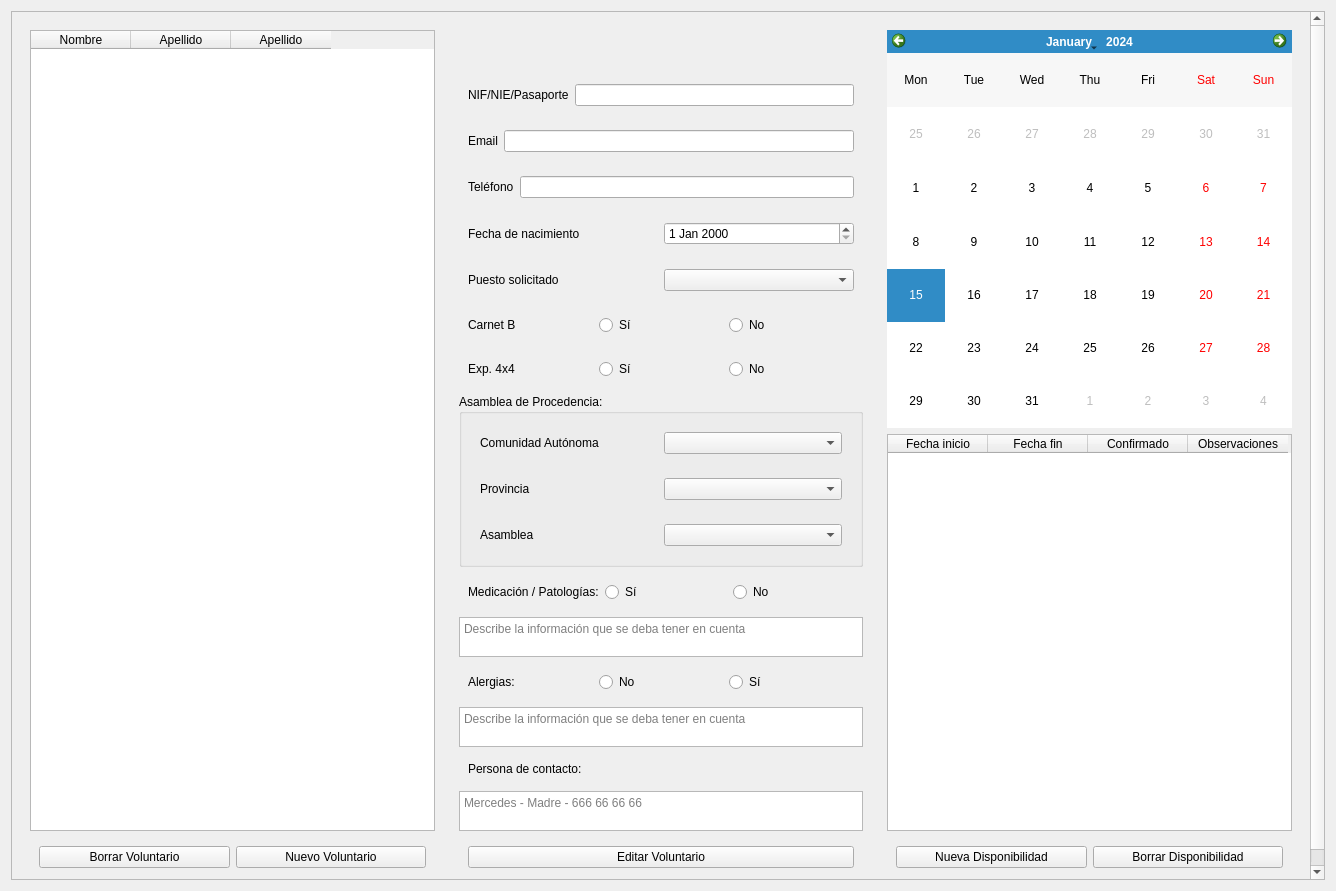
Old version of the form src/ui/pages/volunteer_page.ui in the repository BeCuber/Turnomatic.
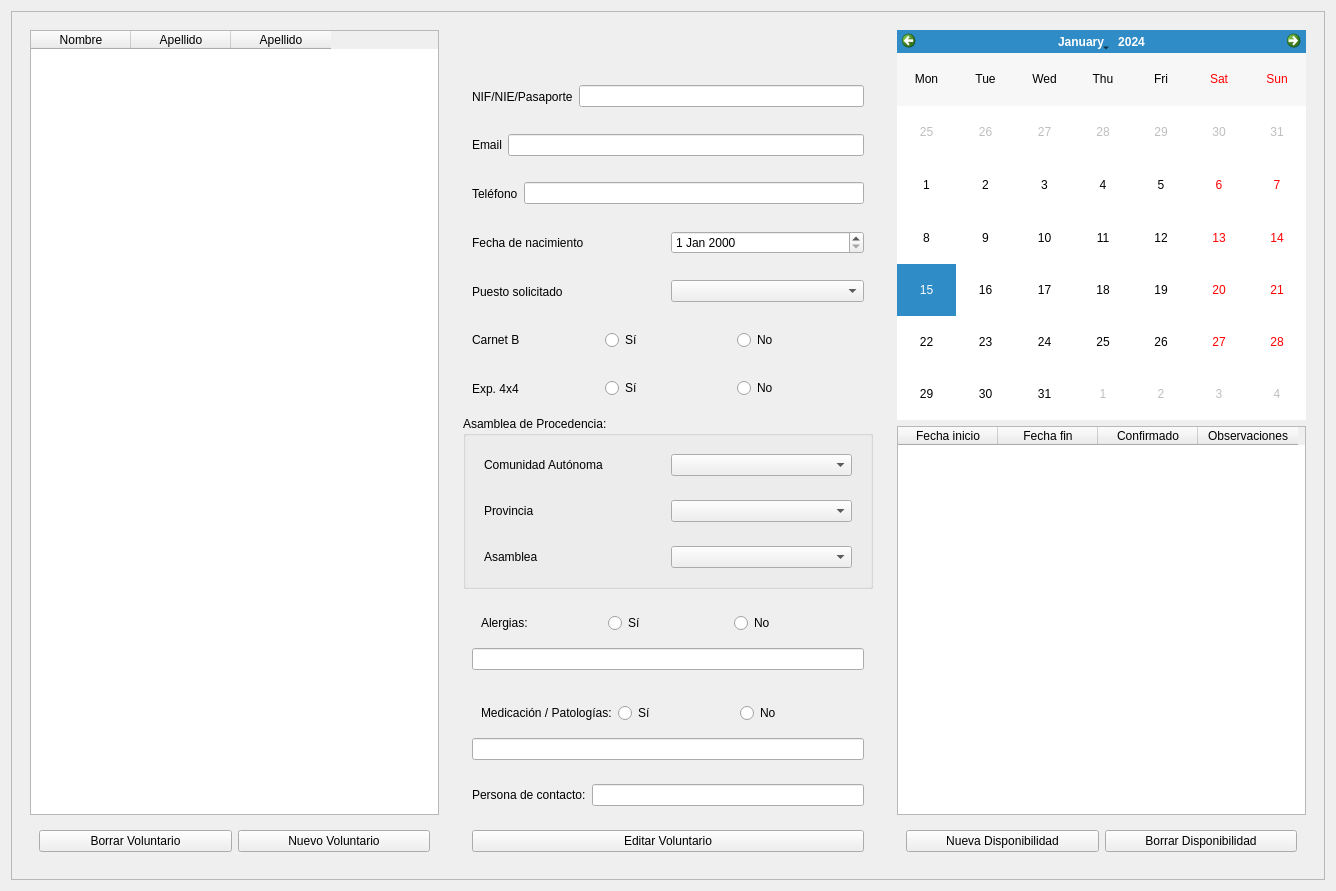
New version of the form.

Commit message: Drop table bed_assignment. Fix some inconsistencies in dark.qss. Change QPlainTextEdit for QLineEdit.

Patch:
```diff
--- a/src/ui/pages/volunteer_page.ui
+++ b/src/ui/pages/volunteer_page.ui
@@ -382,6 +382,58 @@
            </widget>
           </item>
           <item>
+           <widget class="QWidget" name="widgetAllergy" native="true">
+            <layout class="QVBoxLayout" name="verticalLayout">
+             <item>
+              <widget class="QWidget" name="widgetAllergyYesNo" native="true">
+               <property name="sizePolicy">
+                <sizepolicy hsizetype="Expanding" vsizetype="Expanding">
+                 <horstretch>0</horstretch>
+                 <verstretch>0</verstretch>
+                </sizepolicy>
+               </property>
+               <layout class="QHBoxLayout" name="horizontalLayout_31">
+                <item>
+                 <widget class="QLabel" name="labelAllergies">
+                  <property name="text">
+                   <string>Alergias:</string>
+                  </property>
+                 </widget>
+                </item>
+                <item>
+                 <widget class="QRadioButton" name="radioButtonAllergyYes">
+                  <property name="text">
+                   <string>Sí</string>
+                  </property>
+                 </widget>
+                </item>
+                <item>
+                 <widget class="QRadioButton" name="radioButtonAllergyNo">
+                  <property name="text">
+                   <string>No</string>
+                  </property>
+                 </widget>
+                </item>
+               </layout>
+              </widget>
+             </item>
+             <item>
+              <widget class="QLineEdit" name="lineEditAllergies">
+               <property name="sizePolicy">
+                <sizepolicy hsizetype="Expanding" vsizetype="Fixed">
+                 <horstretch>0</horstretch>
+                 <verstretch>0</verstretch>
+                </sizepolicy>
+               </property>
+              </widget>
+             </item>
+            </layout>
+           </widget>
+          </item>
+          <item>
+           <widget class="QWidget" name="widgetMedication" native="true">
+            <layout class="QVBoxLayout" name="verticalLayout_2">
+             <item>
            <widget class="QWidget" name="widgetMedYesNo" native="true">
             <property name="sizePolicy">
              <sizepolicy hsizetype="Expanding" vsizetype="Expanding">
@@ -415,51 +467,12 @@
            </widget>
           </item>
           <item>
-           <widget class="QPlainTextEdit" name="plainTextEditMedication">
+              <widget class="QLineEdit" name="lineEditMedication">
             <property name="sizePolicy">
-             <sizepolicy hsizetype="Expanding" vsizetype="Expanding">
+                <sizepolicy hsizetype="Expanding" vsizetype="Fixed">
               <horstretch>0</horstretch>
               <verstretch>0</verstretch>
              </sizepolicy>
-            </property>
-            <property name="maximumSize">
-             <size>
-              <width>16777215</width>
-              <height>40</height>
-             </size>
-            </property>
-            <property name="placeholderText">
-             <string>Describe la información que se deba tener en cuenta</string>
-            </property>
-           </widget>
-          </item>
-          <item>
-           <widget class="QWidget" name="widgetAllergyYesNo" native="true">
-            <property name="sizePolicy">
-             <sizepolicy hsizetype="Expanding" vsizetype="Expanding">
-              <horstretch>0</horstretch>
-              <verstretch>0</verstretch>
-             </sizepolicy>
-            </property>
-            <layout class="QHBoxLayout" name="horizontalLayout_31">
-             <item>
-              <widget class="QLabel" name="labelAllergies">
-               <property name="text">
-                <string>Alergias:</string>
-               </property>
-              </widget>
-             </item>
-             <item>
-              <widget class="QRadioButton" name="radioButtonAllergyNo">
-               <property name="text">
-                <string>No</string>
-               </property>
-              </widget>
-             </item>
-             <item>
-              <widget class="QRadioButton" name="radioButtonAllergyYes">
-               <property name="text">
-                <string>Sí</string>
                </property>
               </widget>
              </item>
@@ -467,33 +480,8 @@
            </widget>
           </item>
           <item>
-           <widget class="QPlainTextEdit" name="plainTextEditAllergies">
-            <property name="sizePolicy">
-             <sizepolicy hsizetype="Expanding" vsizetype="Expanding">
-              <horstretch>0</horstretch>
-              <verstretch>0</verstretch>
-             </sizepolicy>
-            </property>
-            <property name="maximumSize">
-             <size>
-              <width>16777215</width>
-              <height>40</height>
-             </size>
-            </property>
-            <property name="placeholderText">
-             <string>Describe la información que se deba tener en cuenta</string>
-            </property>
-           </widget>
-          </item>
-          <item>
-           <widget class="QWidget" name="widgetLabelContact" native="true">
-            <property name="sizePolicy">
-             <sizepolicy hsizetype="Expanding" vsizetype="Expanding">
-              <horstretch>0</horstretch>
-              <verstretch>0</verstretch>
-             </sizepolicy>
-            </property>
-            <layout class="QHBoxLayout" name="horizontalLayout_32">
+           <widget class="QWidget" name="widgetContactPerson" native="true">
+            <layout class="QHBoxLayout" name="horizontalLayout_3">
              <item>
               <widget class="QLabel" name="labelContactPerson">
                <property name="text">
@@ -501,26 +489,17 @@
                </property>
               </widget>
              </item>
-            </layout>
-           </widget>
-          </item>
           <item>
-           <widget class="QPlainTextEdit" name="plainTextEditContactPerson">
+              <widget class="QLineEdit" name="lineEditContactPerson">
             <property name="sizePolicy">
-             <sizepolicy hsizetype="Expanding" vsizetype="Expanding">
+                <sizepolicy hsizetype="Expanding" vsizetype="Fixed">
               <horstretch>0</horstretch>
               <verstretch>0</verstretch>
              </sizepolicy>
             </property>
-            <property name="maximumSize">
-             <size>
-              <width>16777215</width>
-              <height>40</height>
-             </size>
-            </property>
-            <property name="placeholderText">
-             <string>Mercedes - Madre - 666 66 66 66</string>
-            </property>
+              </widget>
+             </item>
+            </layout>
            </widget>
           </item>
           <item>
```
Lines whose indentation alone changed are shown as unchanged. The commit also changes 17 other files.
